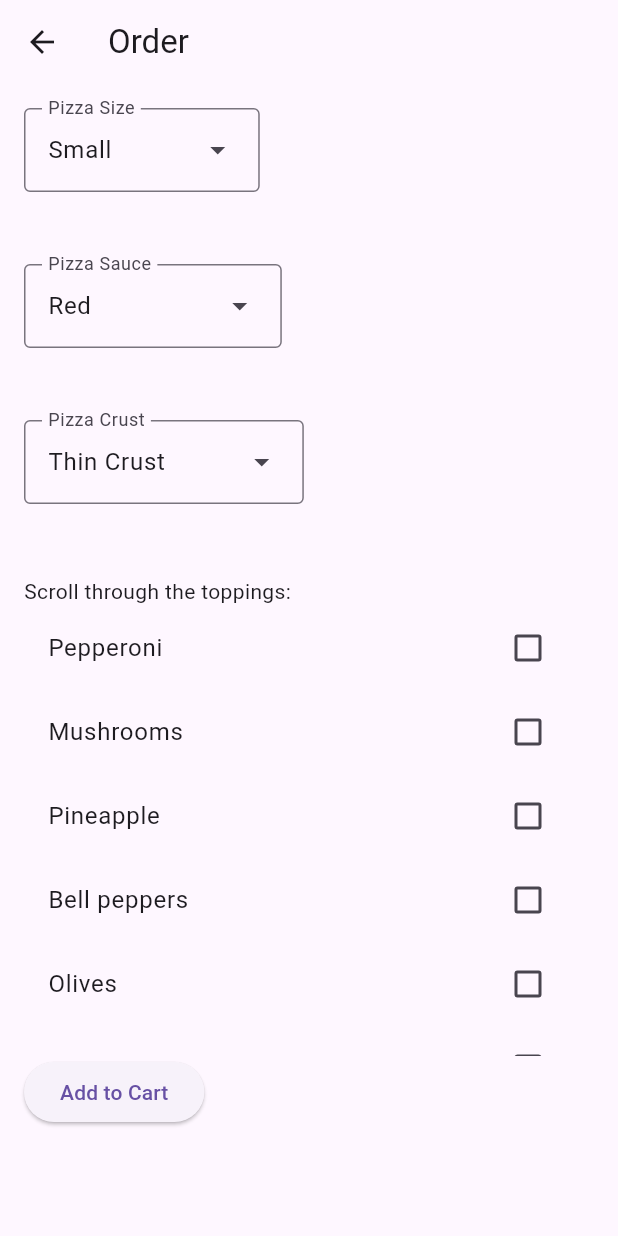
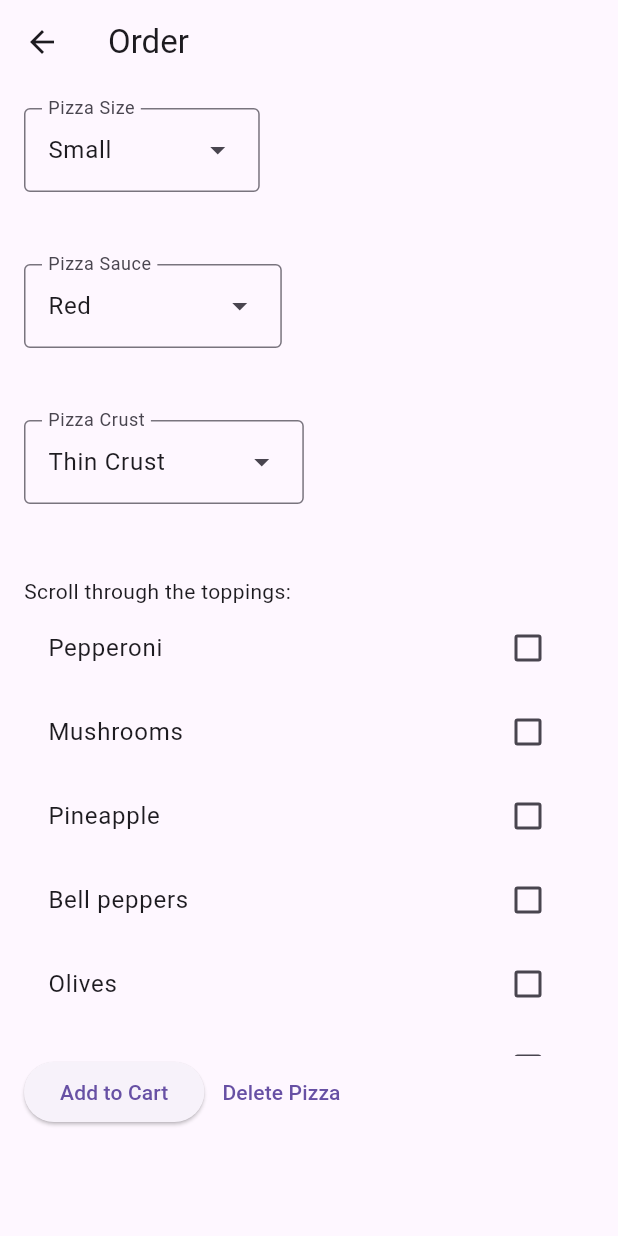
Before and after one commit to symbolisticism/Pizza-Chef, a Flutter app: the screen it shows after launch, after a tap on "Start Here", on a phone screen of 412 x 824 dp. Run offline on Flutter 3.47's test engine with Material 3 defaults, Android fonts, the phone set to English and light mode, and no system bars; our stand-ins replace cloud_firestore, connectivity_plus, firebase_core, flutter_bloc, logger; accounts and stored records are empty.

Commit message:
added an logic-less 'Delete Pizza' button

```diff
--- a/lib/widgets/order_form_widget.dart
+++ b/lib/widgets/order_form_widget.dart
@@ -130,6 +130,8 @@ class _OrderFormWidgetState extends State<OrderFormWidget> {
             },
           ),
         ),
+        Row(
+          children: [
             ElevatedButton(
               onPressed: () async {
                 // get the current time
@@ -179,7 +181,8 @@ class _OrderFormWidgetState extends State<OrderFormWidget> {
                   if (pizza.pizzaSize.label == recordPizzaSize &&
                       pizza.sauce.label == recordSauce &&
                       pizza.crustType.label == recordCrust &&
-                  const ListEquality().equals(recordToppings, pizza.toppings)) {
+                      const ListEquality()
+                          .equals(recordToppings, pizza.toppings)) {
                     // check if context is mounted
                     if (!context.mounted) {
                       logger.d('Context not mounted');
@@ -214,11 +217,13 @@ class _OrderFormWidgetState extends State<OrderFormWidget> {
                       'timestamp': now,
                     });
                   } else {
-                await db.collection('cart').doc(pizza.id).set(pizza.toMap());
+                    await db
+                        .collection('cart')
+                        .doc(pizza.id)
+                        .set(pizza.toMap());
                   }
                 } catch (e) {
-              logger
-                  .e(e);
+                  logger.e(e);
                 }
 
                 if (!context.mounted) {
@@ -240,6 +245,10 @@ class _OrderFormWidgetState extends State<OrderFormWidget> {
                   ? 'Update Pizza'
                   : 'Add to Cart'),
             ),
+            if (pizzaUpdate != null && pizzaUpdate!) const Spacer(),
+            TextButton(onPressed: () {}, child: const Text('Delete Pizza'))
+          ],
+        ),
       ],
     );
   }
```
Lines whose indentation alone changed are shown as unchanged.
